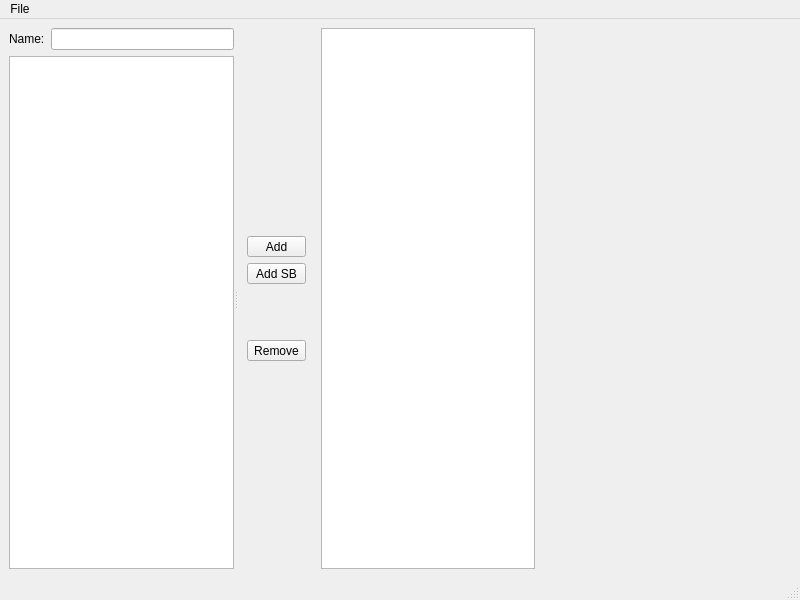
Above: src/core/gui/mainwindow.ui from ABBAPOH/ccgo before the change. Below: the same form after it.
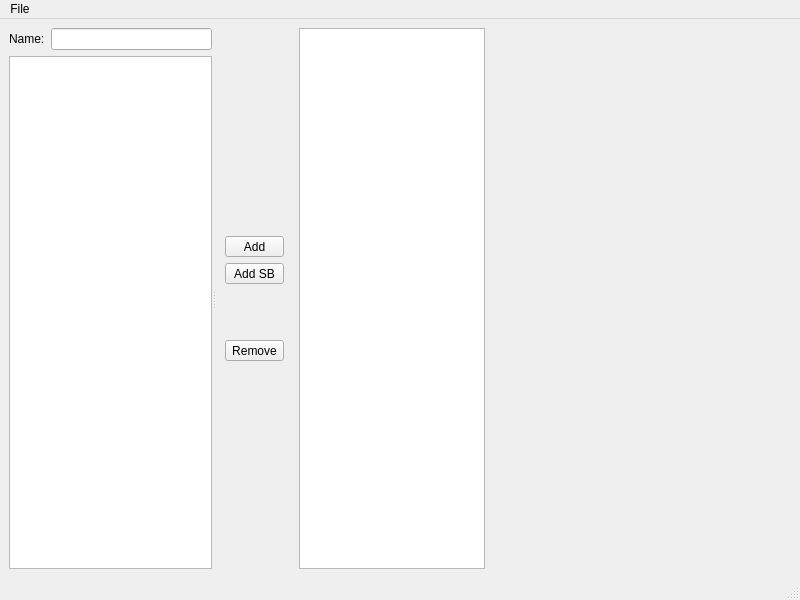
That is the form after the change. Icons and pictures are not drawn. Custom widgets are drawn as their Qt base class.

```diff
--- a/src/core/gui/mainwindow.ui
+++ b/src/core/gui/mainwindow.ui
@@ -163,7 +163,7 @@
      <widget class="QWidget" name="widget_2" native="true">
       <property name="minimumSize">
        <size>
-        <width>250</width>
+        <width>0</width>
         <height>0</height>
        </size>
       </property>
@@ -175,8 +175,8 @@
         <widget class="CardView" name="cardView" native="true">
          <property name="minimumSize">
           <size>
-           <width>250</width>
-           <height>400</height>
+           <width>300</width>
+           <height>433</height>
           </size>
          </property>
         </widget>
```
